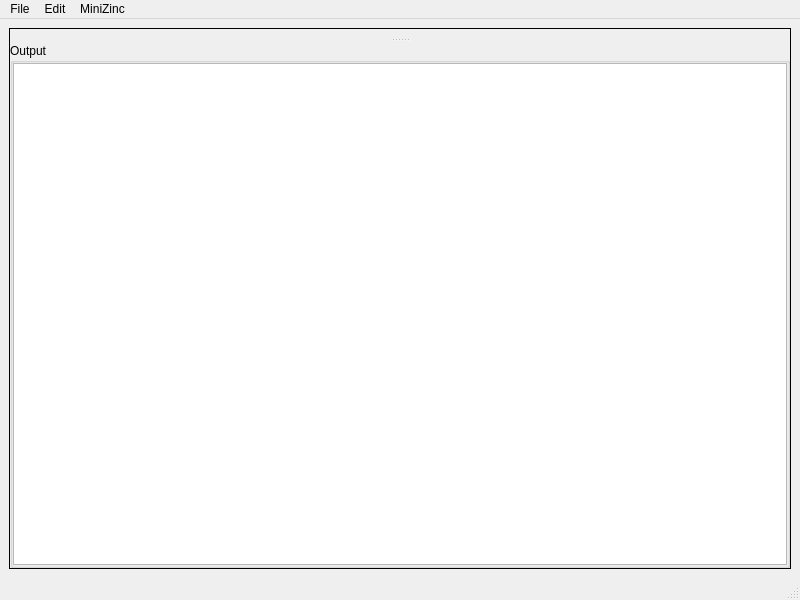
First picture: the form in MiniZincIDE/mainwindow.ui, repository MiniZinc/MiniZincIDE, before the edit.
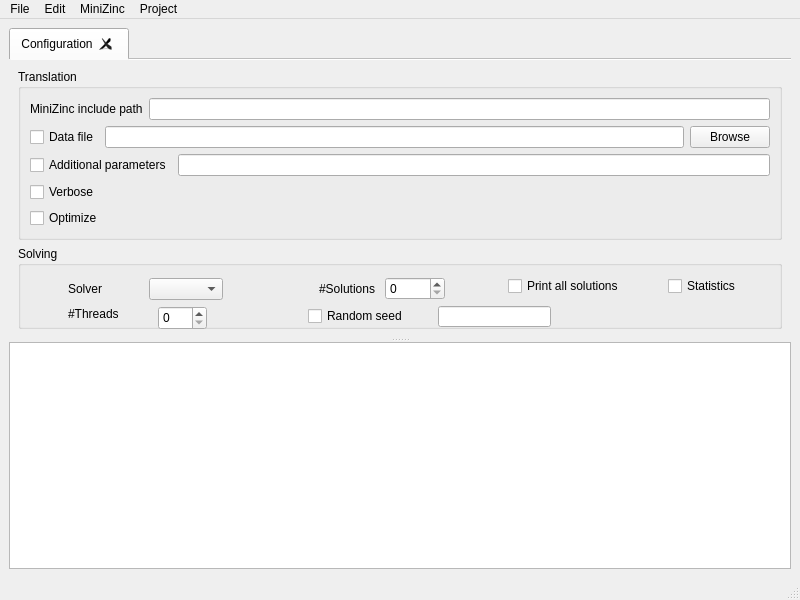
Second picture: the form after the edit.

Diff of the .ui file:
```diff
--- a/MiniZincIDE/mainwindow.ui
+++ b/MiniZincIDE/mainwindow.ui
@@ -17,21 +17,9 @@
    <layout class="QVBoxLayout" name="verticalLayout">
     <item>
      <widget class="QSplitter" name="splitter">
-      <property name="frameShape">
-       <enum>QFrame::Box</enum>
-      </property>
-      <property name="lineWidth">
-       <number>1</number>
-      </property>
       <property name="orientation">
        <enum>Qt::Vertical</enum>
       </property>
-      <property name="handleWidth">
-       <number>7</number>
-      </property>
-      <property name="childrenCollapsible">
-       <bool>false</bool>
-      </property>
       <widget class="QTabWidget" name="tabWidget">
        <property name="focusPolicy">
         <enum>Qt::StrongFocus</enum>
@@ -45,29 +33,213 @@
        <property name="tabsClosable">
         <bool>true</bool>
        </property>
-      </widget>
-      <widget class="QGroupBox" name="groupBox">
-       <property name="title">
-        <string>Output</string>
+       <property name="movable">
+        <bool>true</bool>
        </property>
-       <layout class="QVBoxLayout" name="verticalLayout_2">
-        <property name="leftMargin">
-         <number>0</number>
-        </property>
-        <property name="topMargin">
-         <number>0</number>
-        </property>
-        <property name="rightMargin">
-         <number>0</number>
-        </property>
-        <property name="bottomMargin">
-         <number>0</number>
-        </property>
-        <item>
-         <widget class="QTextBrowser" name="outputConsole"/>
-        </item>
-       </layout>
+       <widget class="QWidget" name="configuration">
+        <attribute name="title">
+         <string>Configuration</string>
+        </attribute>
+        <layout class="QVBoxLayout" name="verticalLayout_2">
+         <item>
+          <widget class="QGroupBox" name="groupBox">
+           <property name="title">
+            <string>Translation</string>
+           </property>
+           <layout class="QGridLayout" name="gridLayout">
+            <item row="1" column="0">
+             <layout class="QHBoxLayout" name="horizontalLayout_2">
+              <item>
+               <widget class="QCheckBox" name="checkBox">
+                <property name="text">
+                 <string>Data file</string>
+                </property>
+               </widget>
+              </item>
+              <item>
+               <widget class="QLineEdit" name="lineEdit_2"/>
+              </item>
+              <item>
+               <widget class="QPushButton" name="pushButton">
+                <property name="text">
+                 <string>Browse</string>
+                </property>
+               </widget>
+              </item>
+             </layout>
+            </item>
+            <item row="0" column="0">
+             <layout class="QHBoxLayout" name="horizontalLayout">
+              <item>
+               <widget class="QLabel" name="label">
+                <property name="text">
+                 <string>MiniZinc include path</string>
+                </property>
+               </widget>
+              </item>
+              <item>
+               <widget class="QLineEdit" name="lineEdit"/>
+              </item>
+             </layout>
+            </item>
+            <item row="2" column="0">
+             <layout class="QHBoxLayout" name="horizontalLayout_3">
+              <item>
+               <widget class="QCheckBox" name="checkBox_2">
+                <property name="text">
+                 <string>Additional parameters</string>
+                </property>
+               </widget>
+              </item>
+              <item>
+               <widget class="QLineEdit" name="lineEdit_3"/>
+              </item>
+             </layout>
+            </item>
+            <item row="3" column="0" alignment="Qt::AlignLeft">
+             <widget class="QCheckBox" name="checkBox_4">
+              <property name="text">
+               <string>Verbose</string>
+              </property>
+             </widget>
+            </item>
+            <item row="4" column="0">
+             <widget class="QCheckBox" name="checkBox_3">
+              <property name="text">
+               <string>Optimize</string>
+              </property>
+             </widget>
+            </item>
+           </layout>
+          </widget>
+         </item>
+         <item>
+          <widget class="QGroupBox" name="groupBox_2">
+           <property name="title">
+            <string>Solving</string>
+           </property>
+           <widget class="QCheckBox" name="checkBox_5">
+            <property name="geometry">
+             <rect>
+              <x>490</x>
+              <y>30</y>
+              <width>131</width>
+              <height>20</height>
+             </rect>
+            </property>
+            <property name="text">
+             <string>Print all solutions</string>
+            </property>
+           </widget>
+           <widget class="QCheckBox" name="checkBox_6">
+            <property name="geometry">
+             <rect>
+              <x>650</x>
+              <y>30</y>
+              <width>87</width>
+              <height>20</height>
+             </rect>
+            </property>
+            <property name="text">
+             <string>Statistics</string>
+            </property>
+           </widget>
+           <widget class="QLabel" name="label_4">
+            <property name="geometry">
+             <rect>
+              <x>50</x>
+              <y>60</y>
+              <width>62</width>
+              <height>16</height>
+             </rect>
+            </property>
+            <property name="text">
+             <string>#Threads</string>
+            </property>
+           </widget>
+           <widget class="QSpinBox" name="spinBox_2">
+            <property name="geometry">
+             <rect>
+              <x>140</x>
+              <y>60</y>
+              <width>49</width>
+              <height>24</height>
+             </rect>
+            </property>
+           </widget>
+           <widget class="QCheckBox" name="checkBox_7">
+            <property name="geometry">
+             <rect>
+              <x>290</x>
+              <y>60</y>
+              <width>111</width>
+              <height>20</height>
+             </rect>
+            </property>
+            <property name="text">
+             <string>Random seed</string>
+            </property>
+           </widget>
+           <widget class="QLineEdit" name="lineEdit_4">
+            <property name="geometry">
+             <rect>
+              <x>420</x>
+              <y>60</y>
+              <width>113</width>
+              <height>21</height>
+             </rect>
+            </property>
+           </widget>
+           <widget class="QWidget" name="">
+            <property name="geometry">
+             <rect>
+              <x>50</x>
+              <y>30</y>
+              <width>155</width>
+              <height>26</height>
+             </rect>
+            </property>
+            <layout class="QHBoxLayout" name="horizontalLayout_4">
+             <item>
+              <widget class="QLabel" name="label_2">
+               <property name="text">
+                <string>Solver</string>
+               </property>
+              </widget>
+             </item>
+             <item>
+              <widget class="QComboBox" name="comboBox"/>
+             </item>
+            </layout>
+           </widget>
+           <widget class="QWidget" name="">
+            <property name="geometry">
+             <rect>
+              <x>301</x>
+              <y>30</y>
+              <width>126</width>
+              <height>26</height>
+             </rect>
+            </property>
+            <layout class="QHBoxLayout" name="horizontalLayout_5">
+             <item>
+              <widget class="QLabel" name="label_3">
+               <property name="text">
+                <string>#Solutions</string>
+               </property>
+              </widget>
+             </item>
+             <item>
+              <widget class="QSpinBox" name="spinBox"/>
+             </item>
+            </layout>
+           </widget>
+          </widget>
+         </item>
+        </layout>
+       </widget>
       </widget>
+      <widget class="QTextBrowser" name="outputConsole"/>
      </widget>
     </item>
    </layout>
@@ -116,9 +288,18 @@
     <addaction name="actionRun"/>
     <addaction name="actionConstraint_Graph"/>
    </widget>
+   <widget class="QMenu" name="menuProject">
+    <property name="title">
+     <string>Project</string>
+    </property>
+    <addaction name="actionNew_2"/>
+    <addaction name="actionOpen_2"/>
+    <addaction name="actionSave_2"/>
+   </widget>
    <addaction name="menuFile"/>
    <addaction name="menuEdit"/>
    <addaction name="menuMiniZinc"/>
+   <addaction name="menuProject"/>
   </widget>
   <widget class="QStatusBar" name="statusbar"/>
   <action name="actionOpen">
```
Left out of the diff: 36 changed lines with no effect on the pictures.
